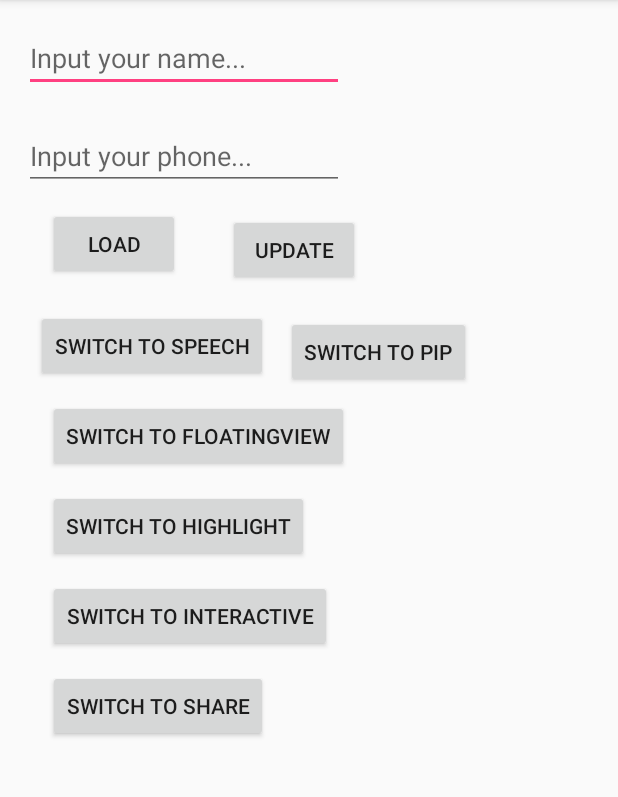
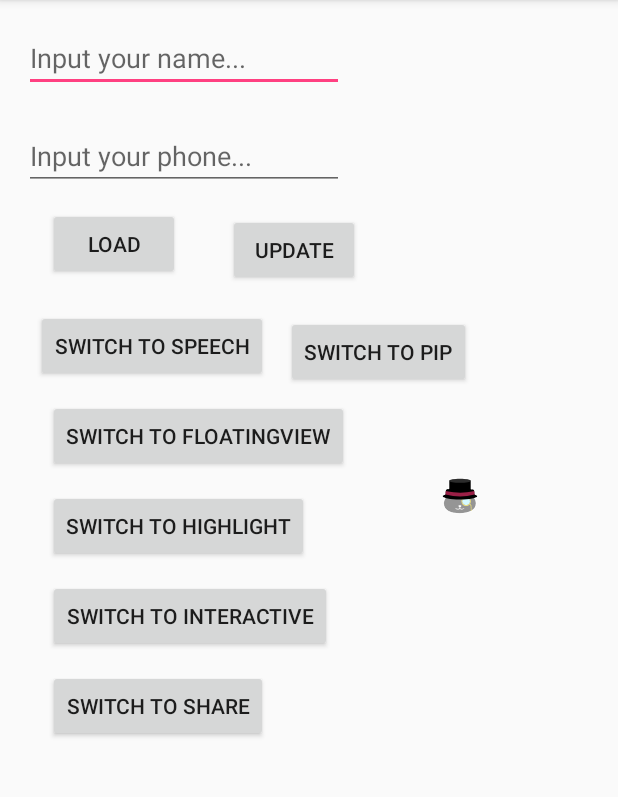
Before and after one commit to starjoyliu/Test2, an Android app: the screen it shows after launch (TestActivity), on a phone screen of 412 x 824 dp, the part 84-881 px from its top. Run offline under Robolectric (Android 15) with nearby library versions, the phone set to English and light mode, and no system bars; our stand-ins replace Firebase (no records; nobody signed in at launch, a user with empty details on screens opened directly); libraries missing offline, so code that uses them is left out: com.github.javiersantos.materialstyleddialogs, com.log, com.orm, com.twitter.sdk; pictures from the network do not load; 7 statements that could not run were skipped.

Commit message:
1. test lottie animation

```diff
--- a/app/src/main/java/com/myapplication/View/test/TestActivity.java
+++ b/app/src/main/java/com/myapplication/View/test/TestActivity.java
@@ -10,6 +10,7 @@ import android.view.View;
 import android.widget.Button;
 import android.widget.EditText;
 
+import com.airbnb.lottie.LottieAnimationView;
 import com.github.javiersantos.materialstyleddialogs.MaterialStyledDialog;
 import com.google.android.gms.tasks.OnCompleteListener;
 import com.google.android.gms.tasks.Task;
@@ -65,6 +66,11 @@ public class TestActivity extends BaseActivity implements ITestActivity, View.On
         btnHighlight = findViewById(R.id.btnHighlight);
         btnInteractive = findViewById(R.id.btnInteractive);
         btnShare = findViewById(R.id.btnShare);
+
+        LottieAnimationView animationView = findViewById(R.id.animation_view);
+        animationView.setAnimation("spinning_cat.json");
+        animationView.loop(true);
+        animationView.playAnimation();
 
         testActivityPresenter = new TestActivityPresenter(activity, this);
         utilityUI = UtilityUI.getNewInstance();
--- a/app/src/main/java/com/myapplication/application/MainApplication.java
+++ b/app/src/main/java/com/myapplication/application/MainApplication.java
@@ -11,8 +11,6 @@ import com.myapplication.R;
 import com.myapplication.utility.UtilityTwitter;
 import com.myapplication.utility.skin.UtilitySkin;
 import com.orm.SugarContext;
-import com.twitter.sdk.android.core.Twitter;
-import com.variable.UtilityKeyStore;
 import com.variable.UtilityPhone;
 
 /**
--- a/app/src/main/res/layout/activity_test.xml
+++ b/app/src/main/res/layout/activity_test.xml
@@ -1,6 +1,5 @@
 <?xml version="1.0" encoding="utf-8"?>
-<android.support.constraint.ConstraintLayout
-    xmlns:android="http://schemas.android.com/apk/res/android"
+<android.support.constraint.ConstraintLayout xmlns:android="http://schemas.android.com/apk/res/android"
     xmlns:app="http://schemas.android.com/apk/res-auto"
     xmlns:tools="http://schemas.android.com/tools"
     android:layout_width="match_parent"
@@ -23,8 +22,8 @@
         android:layout_marginStart="16dp"
         android:layout_marginTop="16dp"
         android:ems="10"
+        android:hint="@string/activity_et_name"
         android:inputType="textPersonName"
-        android:hint="@string/activity_et_name"
         app:layout_constraintStart_toStartOf="parent"
         app:layout_constraintTop_toTopOf="parent" />
 
@@ -109,4 +108,13 @@
         android:text="@string/activity_switch_share_view"
         app:layout_constraintStart_toStartOf="parent"
         app:layout_constraintTop_toBottomOf="@+id/btnInteractive" />
+
+    <com.airbnb.lottie.LottieAnimationView
+        android:id="@+id/animation_view"
+        android:layout_width="64dp"
+        android:layout_height="64dp"
+        android:layout_marginStart="96dp"
+        android:layout_marginTop="40dp"
+        app:layout_constraintStart_toEndOf="@+id/btnShare"
+        app:layout_constraintTop_toBottomOf="@+id/pip_btn" />
 </android.support.constraint.ConstraintLayout>
--- a/app/src/main/res/values/strings.xml
+++ b/app/src/main/res/values/strings.xml
@@ -102,4 +102,7 @@
     <string name="share_view_btn_twitter">twitter</string>
     <string name="share_view_btn_wechat">WeChat</string>
     <string name="share_view_btn_line">LINE</string>
+    <string name="share_view_btn_whatsapp">WhatsApp</string>
+    <string name="share_view_btn_weibo">Weibo</string>
+    <string name="share_view_btn_chooser">Chooser</string>
 </resources>
--- a/variable/build.gradle
+++ b/variable/build.gradle
@@ -15,7 +15,8 @@ android {
     buildTypes {
         release {
             minifyEnabled false
-            proguardFiles getDefaultProguardFile('proguard-android.txt'), 'proguard-rules.pro'
+            proguardFiles getDefaultProguardFile('proguard-android.txt'),
+                    'proguard-rules.pro'
         }
     }
 
@@ -53,4 +54,5 @@ dependencies {
     implementation 'com.daimajia.androidanimations:library:2.3@aar'
     implementation 'com.google.android.gms:play-services-plus:11.6.0'
     implementation 'com.infstory:weibo-android-sdk:3.1.4'
+
 }
--- a/variable/src/main/java/com/variable/UtilityShare.java
+++ b/variable/src/main/java/com/variable/UtilityShare.java
@@ -322,9 +322,10 @@ public class UtilityShare {
      * @param subject
      * @param message
      * @param uri
-     * @param mineType
+     * @param mineType {@value TYPE_TEXT} {@value TYPE_IMAGE}
      */
-    public void shareChooser(Activity activity, String chooserTitle, String subject, String message, Uri uri, String mineType){
+    public void shareChooser(Activity activity, String chooserTitle, String subject, String message
+            , Uri uri, String mineType){
         Intent shareIntent = new Intent(Intent.ACTION_SEND);
 
         shareIntent.addFlags(Intent.FLAG_ACTIVITY_NEW_DOCUMENT);
```
Also changed, not shown: app/build.gradle (+20 -15 lines), app/src/main/assets/cubos.json (added, +1 -0 lines), app/src/main/assets/spinning_cat.json (added, +1 -0 lines), app/src/main/java/com/myapplication/Presenter/ShareView/ShareViewPresenter.java (+16 -0 lines), app/src/main/java/com/myapplication/View/ShareView/ShareView.java (+18 -1 lines), app/src/main/res/layout/activity_share_view.xml (+32 -2 lines), 2 other files.
